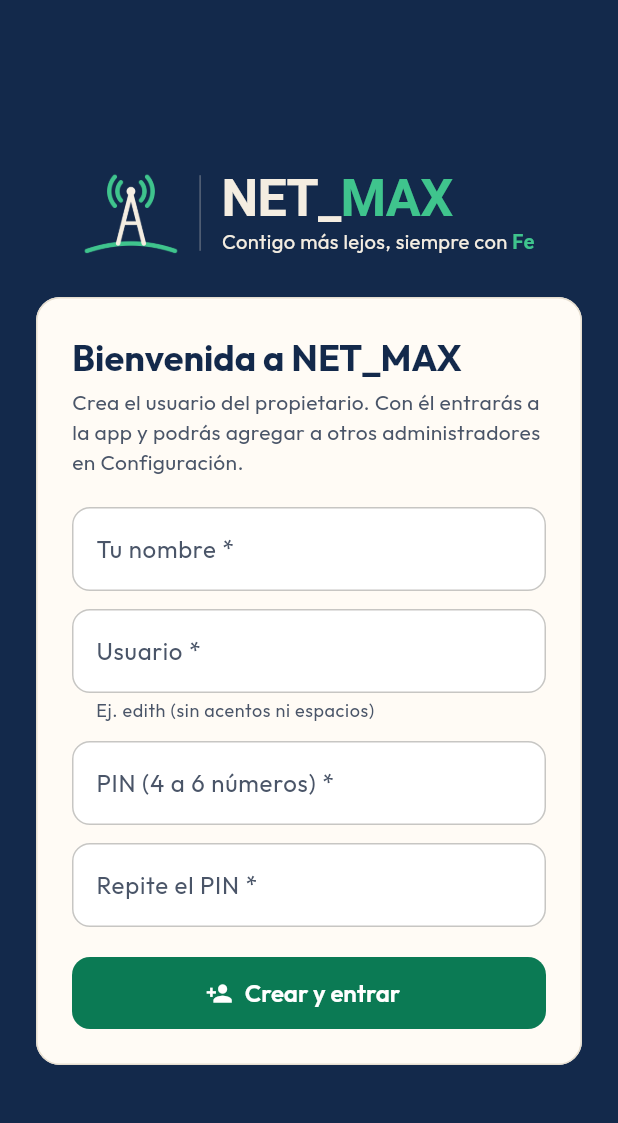
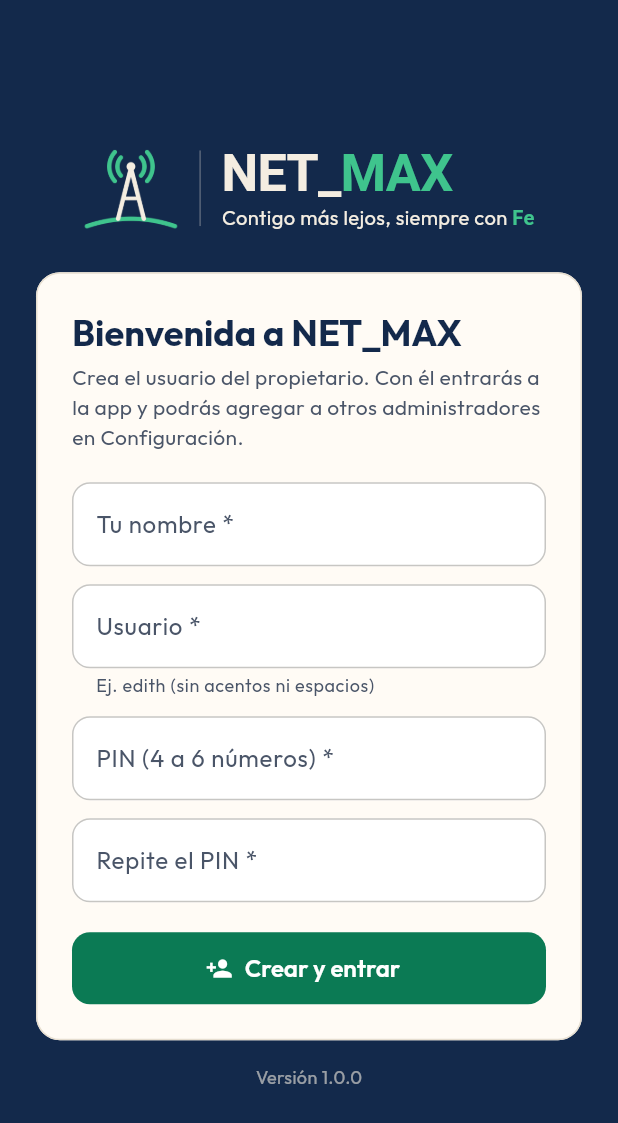
Before and after one commit to Dith2003/netmax_manager, a Flutter app: the screen it shows after launch, on a phone screen of 412 x 824 dp. Shown: the top 1123 px of the screen. Run offline on Flutter 3.47's test engine with Material 3 defaults, Android fonts, the phone set to English and light mode, and no system bars; our stand-ins replace drift, drift_flutter, fl_chart, flutter_riverpod, go_router, pdf and 2 more; missing offline and left inert: file_selector, sqlite3; accounts and stored records are empty; generated files the repository leaves out were written again.

Commit message:
Versión instalable: instalador de Windows, APK de Android y guía de pruebas
- Flujo release.yml: compila en Windows (Inno Setup + runtime VC++ + zip portátil) y Android
  (APK) y publica en GitHub Releases al subir una etiqueta v*
- Firma de Android configurable (key.properties o secretos; si no, llave de depuración)
- Versión 1.0.0 visible en el acceso, el panel y Respaldos (prueba de que coincide con pubspec)
- docs/INSTALACION.md y docs/PRUEBAS_v1.md

Co-Authored-By: Claude Opus 5.5 <noreply@anthropic.com>
Claude-Session: https://claude.ai/code/session_01RwBDBVugpZcgS9vvagC8JV

```diff
--- /dev/null
+++ b/lib/core/version.dart
@@ -0,0 +1,3 @@
+/// Versión de la app que se muestra en pantalla. Debe coincidir con `version:` de
+/// pubspec.yaml (lo revisa test/version_test.dart).
+const versionApp = '1.0.0';
--- a/lib/screens/respaldos/respaldos_screen.dart
+++ b/lib/screens/respaldos/respaldos_screen.dart
@@ -7,6 +7,7 @@ import 'package:path_provider/path_provider.dart';
 import 'package:share_plus/share_plus.dart' show ShareParams, SharePlus, XFile;
 
 import '../../core/fechas.dart';
+import '../../core/version.dart';
 import '../../data/respaldos/respaldo_service.dart';
 import '../../providers/providers.dart';
 import '../../providers/sesion.dart';
@@ -168,6 +169,11 @@ class _RespaldosScreenState extends ConsumerState<RespaldosScreen> {
             if (_trabajando) const LinearProgressIndicator(),
             Card(margin: EdgeInsets.zero, child: estado),
             const SizedBox(height: 16),
+            Text(
+              'Versión de la app: $versionApp',
+              style: Theme.of(context).textTheme.bodySmall,
+            ),
+            const SizedBox(height: 8),
             const Text(
               'Un respaldo es una copia de toda la información: clientes, pagos, meses, '
               'cargos, instalaciones y equipos. Guárdalo fuera del equipo (Google Drive, '
--- a/lib/screens/sesion/acceso_screen.dart
+++ b/lib/screens/sesion/acceso_screen.dart
@@ -3,6 +3,7 @@ import 'package:flutter/services.dart';
 import 'package:flutter_riverpod/flutter_riverpod.dart';
 
 import '../../core/marca.dart';
+import '../../core/version.dart';
 import '../../data/db/database.dart';
 import '../../data/repositories/usuarios_repository.dart';
 import '../../data/repositories/vencimientos_repository.dart' show OperacionNoPermitida;
@@ -70,6 +71,15 @@ class AccesoScreen extends ConsumerWidget {
                               : _IniciarSesion(usuarios: activos);
                         },
                       ),
+                    ),
+                  ),
+                  const SizedBox(height: 16),
+                  Text(
+                    'Versión $versionApp',
+                    style: TextStyle(
+                      fontFamily: 'Outfit',
+                      fontSize: 12,
+                      color: ColoresNetMax.crema.withValues(alpha: 0.6),
                     ),
                   ),
                 ],
```
Also changed, not shown: lib/widgets/panel_lateral.dart (+14 -1 lines), 7 other files.
